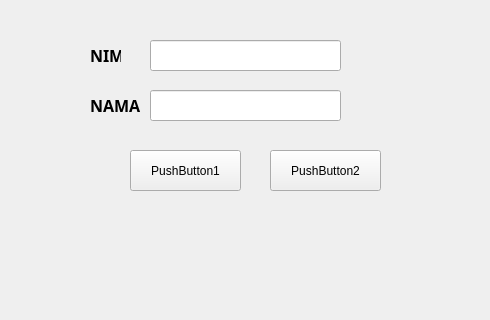
Alfin452/VISUAL-5M, file PERTEMUAN 4/latihanQT.ui: the form before one commit; both pictures show x 0 to 490 and y 0 to 320 of the 800 by 600 pixel window.
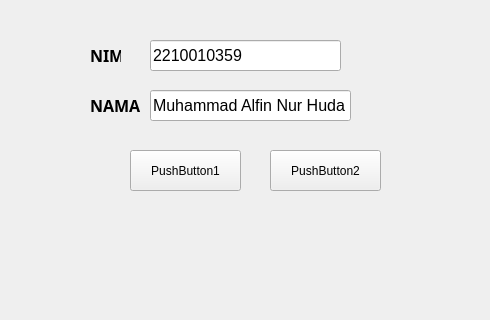
The form after the commit.

The edit to the form file:
```diff
--- a/PERTEMUAN 4/latihanQT.ui
+++ b/PERTEMUAN 4/latihanQT.ui
@@ -36,16 +36,32 @@
       <height>31</height>
      </rect>
     </property>
+    <property name="font">
+     <font>
+      <pointsize>12</pointsize>
+     </font>
+    </property>
+    <property name="text">
+     <string>2210010359</string>
+    </property>
    </widget>
    <widget class="QLineEdit" name="lineEdit_2">
     <property name="geometry">
      <rect>
       <x>150</x>
       <y>90</y>
-      <width>191</width>
+      <width>201</width>
       <height>31</height>
      </rect>
     </property>
+    <property name="font">
+     <font>
+      <pointsize>12</pointsize>
+     </font>
+    </property>
+    <property name="text">
+     <string>Muhammad Alfin Nur Huda</string>
+    </property>
    </widget>
    <widget class="QPushButton" name="pushButton2">
     <property name="geometry">
```
